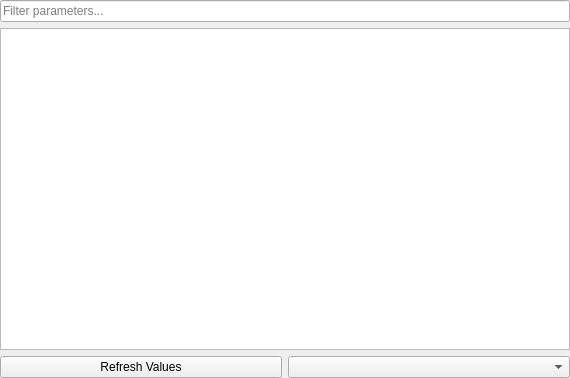
Above: code/dev_tool/ui/ParameterTableWidget.ui from Veeti-Lukin/ServoCore before the change. Below: the same form after it.
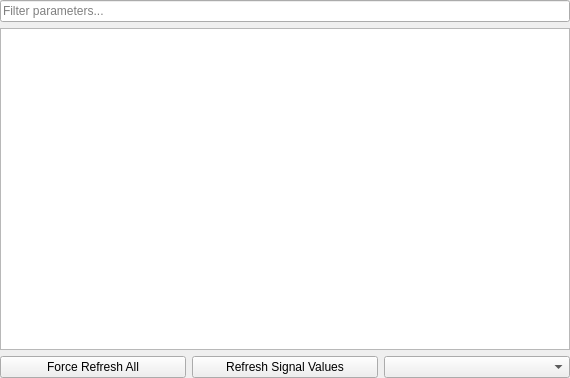
That is the form after the change.

The edit to the form file:
```diff
--- a/code/dev_tool/ui/ParameterTableWidget.ui
+++ b/code/dev_tool/ui/ParameterTableWidget.ui
@@ -45,10 +45,20 @@
    </item>
    <item>
     <layout class="QHBoxLayout" name="horizontalLayout">
+     <item>
+      <widget class="QPushButton" name="forceRefreshAllPushButton">
+       <property name="toolTip">
+        <string>Re-reads every parameter, including Saved and Runtime ones that should not be changed by the firmware. Use as a sanity check, e.g. after reconnect or if another tool may have written.</string>
+       </property>
+       <property name="text">
+        <string>Force Refresh All</string>
+       </property>
+      </widget>
+     </item>
      <item>
       <widget class="QPushButton" name="refreshPushButton">
        <property name="text">
-        <string>Refresh Values</string>
+        <string>Refresh Signal Values</string>
        </property>
       </widget>
      </item>
```
